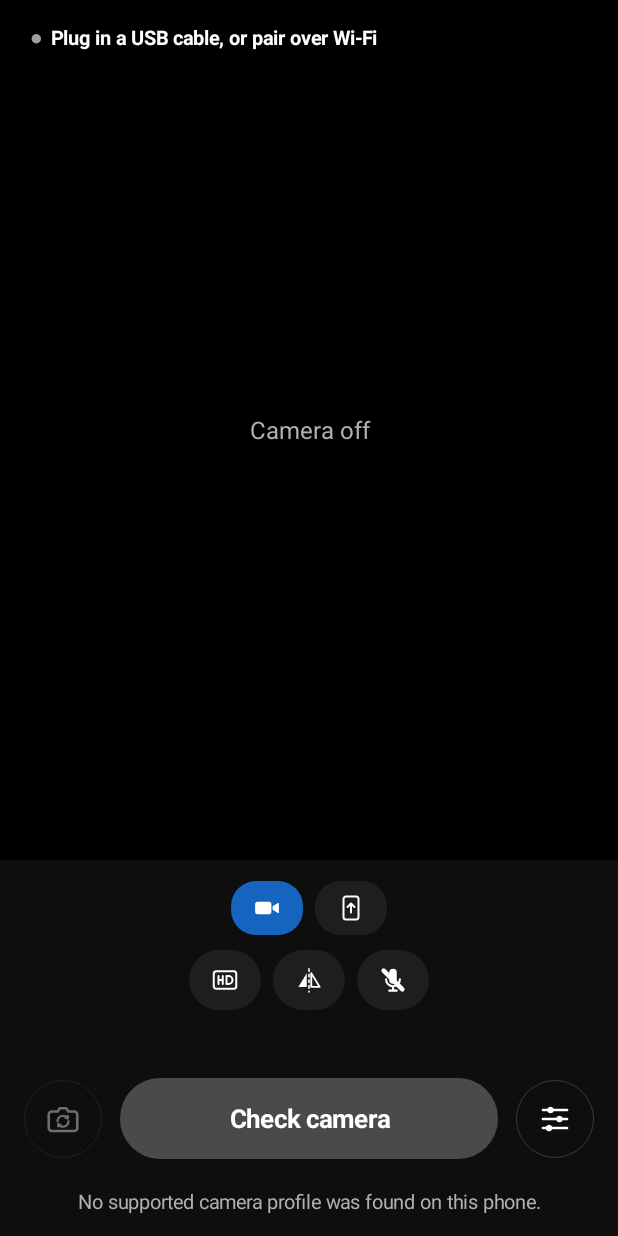
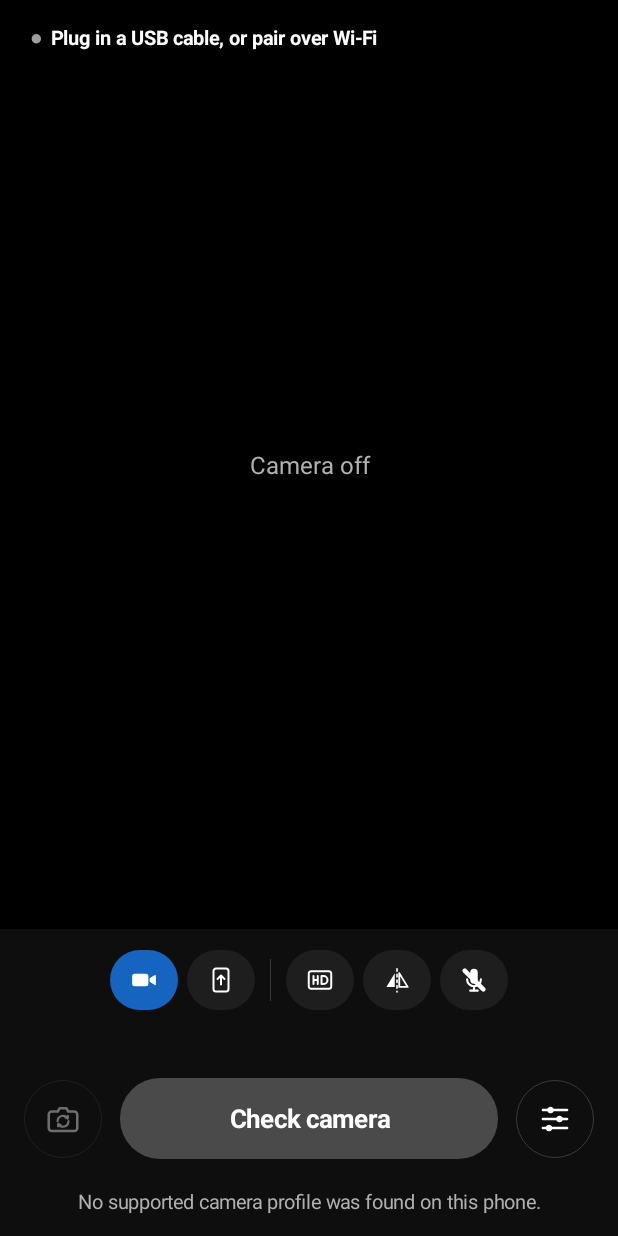
Before and after one commit to VaraKare/phonecam-obs, an Android app: the screen it shows after launch (MainActivity), on a phone screen of 412 x 824 dp. Run offline under Robolectric (Android 15) with nearby library versions, the phone set to English and light mode, and no system bars.

Commit message:
Main screen: camera, screen, quality, mirror and microphone icons in one row with a divider; 'press and hold an icon' tip in What the buttons do

```diff
--- a/app/src/main/java/dev/phonecam/obs/MainActivity.kt
+++ b/app/src/main/java/dev/phonecam/obs/MainActivity.kt
@@ -193,7 +193,7 @@ class MainActivity : Activity() {
     /** An icon-only chip: what it does is in its description (screen readers) and shows on a long press. */
     private fun TextView.iconOnly(res: Int, label: String) {
         text = ""; icon(res); contentDescription = label; tooltipText = label
-        setPadding(dp(14), dp(8), dp(14), dp(8))
+        setPadding(dp(13), dp(9), dp(13), dp(9))
     }
     private fun rounded(color: Int, radius: Int = 10) = GradientDrawable().apply { setColor(color); cornerRadius = dp(radius).toFloat() }
     private fun chip(gravity: Int) = TextView(this).apply {
@@ -251,21 +251,21 @@ class MainActivity : Activity() {
         qualityChip = pill { chooseQuality() }
         mirrorChip = pill { toggleMirror() }
         micChip = pill { toggleMic() }
-        cameraModeChip = pill { chooseSource(false) }.apply { minHeight = dp(36); iconOnly(R.drawable.ic_videocam, "Camera: send the phone camera") }
-        screenModeChip = pill { chooseSource(true) }.apply { minHeight = dp(36); iconOnly(R.drawable.ic_screen_share, "Screen: share the phone screen") }
+        cameraModeChip = pill { chooseSource(false) }.apply { iconOnly(R.drawable.ic_videocam, "Camera: send the phone camera") }
+        screenModeChip = pill { chooseSource(true) }.apply { iconOnly(R.drawable.ic_screen_share, "Screen: share the phone screen") }
         qualityChip.iconOnly(R.drawable.ic_quality, "Quality")
         mirrorChip.iconOnly(R.drawable.ic_mirror, "Mirror in OBS")
-        panel.addView(LinearLayout(this).apply {
-            orientation = LinearLayout.HORIZONTAL; gravity = Gravity.CENTER; setPadding(0, 0, 0, dp(10))
-            addView(cameraModeChip); addView(screenModeChip, LinearLayout.LayoutParams(ViewGroup.LayoutParams.WRAP_CONTENT, ViewGroup.LayoutParams.WRAP_CONTENT).apply { marginStart = dp(8) })
-        })
-        // Scrolls sideways on narrow phones rather than squeezing the chips.
+        // One row: the source (camera, screen), a thin divider, then quality, mirror and microphone.
+        // Scrolls sideways on very narrow phones rather than squeezing the icons.
         panel.addView(HorizontalScrollView(this).apply {
             isHorizontalScrollBarEnabled = false; isFillViewport = true
             addView(LinearLayout(this@MainActivity).apply {
                 orientation = LinearLayout.HORIZONTAL; gravity = Gravity.CENTER
-                addView(qualityChip); addView(mirrorChip, LinearLayout.LayoutParams(ViewGroup.LayoutParams.WRAP_CONTENT, ViewGroup.LayoutParams.WRAP_CONTENT).apply { marginStart = dp(8) })
-                addView(micChip, LinearLayout.LayoutParams(ViewGroup.LayoutParams.WRAP_CONTENT, ViewGroup.LayoutParams.WRAP_CONTENT).apply { marginStart = dp(8) })
+                fun gap(view: View, start: Int) = addView(view, LinearLayout.LayoutParams(ViewGroup.LayoutParams.WRAP_CONTENT, ViewGroup.LayoutParams.WRAP_CONTENT).apply { marginStart = dp(start) })
+                gap(cameraModeChip, 0); gap(screenModeChip, 6)
+                addView(View(this@MainActivity).apply { setBackgroundColor(0xFF3A3A3A.toInt()) },
+                    LinearLayout.LayoutParams(dp(1), dp(28)).apply { marginStart = dp(10); marginEnd = dp(10) })
+                gap(qualityChip, 0); gap(mirrorChip, 6); gap(micChip, 6)
             })
         })
         detail = TextView(this).apply { setTextColor(0xFF7A7A7A.toInt()); textSize = 12f; gravity = Gravity.CENTER; setPadding(0, dp(6), 0, 0) }
@@ -400,8 +400,8 @@ class MainActivity : Activity() {
         mirrorChip.background = rounded(if (mirror) BLUE else 0xFF1E1E1E.toInt(), 20)
         mirrorChip.contentDescription = "Mirror the picture in OBS, ${if (mirror) "on" else "off"}"
         val screen = screenMode
-        cameraModeChip.background = rounded(if (!screen) BLUE else 0xFF1E1E1E.toInt(), 17)
-        screenModeChip.background = rounded(if (screen) BLUE else 0xFF1E1E1E.toInt(), 17)
+        cameraModeChip.background = rounded(if (!screen) BLUE else 0xFF1E1E1E.toInt(), 20)
+        screenModeChip.background = rounded(if (screen) BLUE else 0xFF1E1E1E.toInt(), 20)
         cameraModeChip.isEnabled = live == null; screenModeChip.isEnabled = live == null
         qualityChip.visibility = if (screen) View.GONE else View.VISIBLE
         mirrorChip.visibility = if (screen) View.GONE else View.VISIBLE
--- a/app/src/main/java/dev/phonecam/obs/SettingsActivity.kt
+++ b/app/src/main/java/dev/phonecam/obs/SettingsActivity.kt
@@ -116,6 +116,10 @@ class SettingsActivity : Activity() {
                 android.widget.LinearLayout.LayoutParams(ui.dp(24), ui.dp(24)))
             addView(TextView(this@SettingsActivity).apply { this.text = text; setTextColor(android.graphics.Color.WHITE); textSize = 15f; setPadding(ui.dp(14), 0, 0, 0) })
         })
+        list.addView(TextView(this).apply {
+            text = "Tip: press and hold any icon on the main screen to see its name."
+            setTextColor(Ui.MUTED); textSize = 14f; setPadding(0, ui.dp(12), 0, ui.dp(4))
+        })
         AlertDialog.Builder(this).setTitle("What the buttons do").setView(android.widget.ScrollView(this).apply { addView(list) })
             .setPositiveButton("OK", null).show()
     }
```
